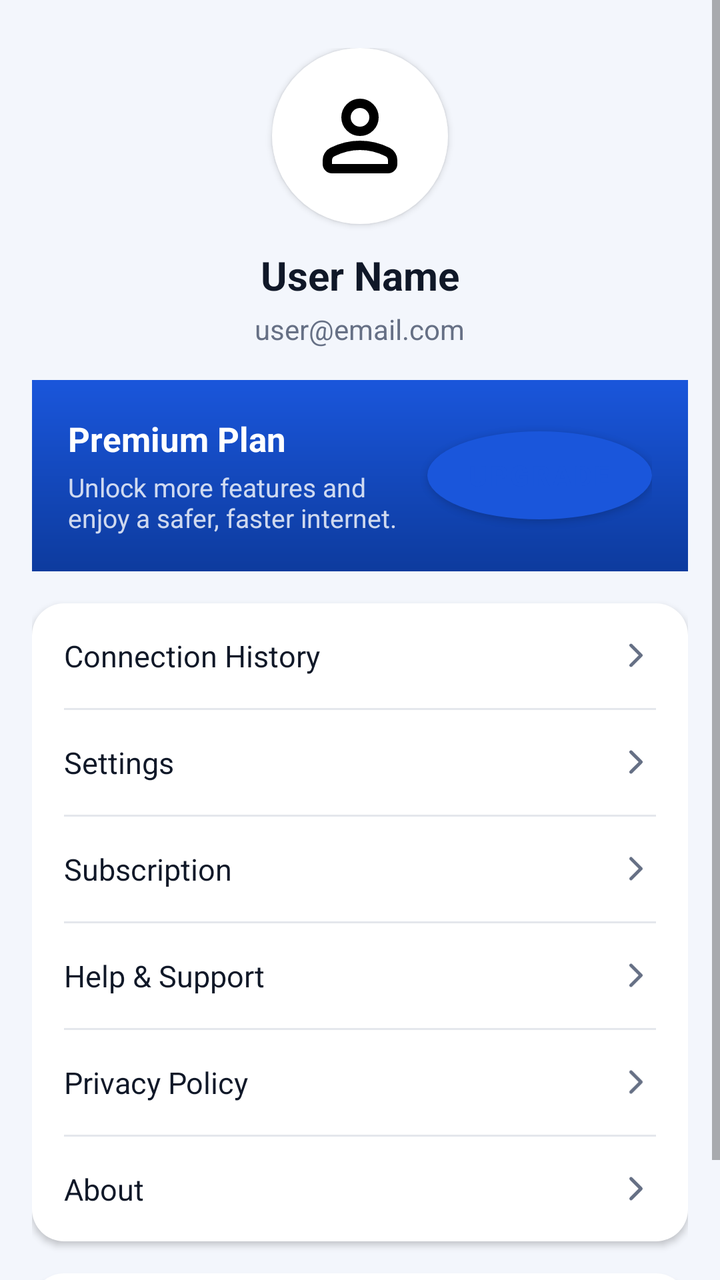
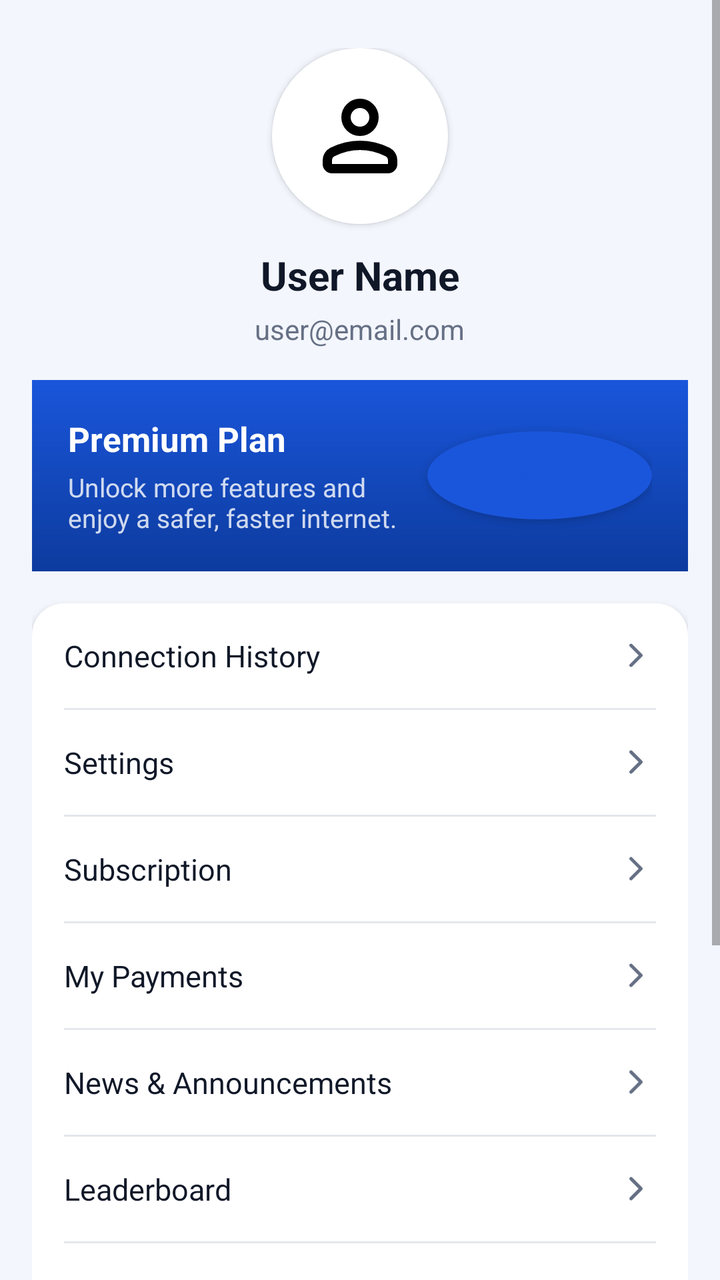

Screens rendered from an Android XML layout before and after an edit, with the pre-edit source and the edit as a unified diff.
<!-- AndroidManifest.xml: application theme AppTheme -->
<!-- res/layout/fragment_profile.xml -->
<?xml version="1.0" encoding="utf-8"?>
<ScrollView xmlns:android="http://schemas.android.com/apk/res/android"
    android:layout_width="match_parent"
    android:layout_height="match_parent"
    android:background="@color/vpn_bg"
    android:fillViewport="true">

    <LinearLayout
        android:layout_width="match_parent"
        android:layout_height="wrap_content"
        android:orientation="vertical"
        android:padding="16dp">

        
        <LinearLayout
            android:layout_width="match_parent"
            android:layout_height="wrap_content"
            android:orientation="vertical"
            android:gravity="center"
            android:layout_marginTop="8dp"
            android:layout_marginBottom="16dp">

            <ImageView
                android:id="@+id/iv_avatar"
                android:layout_width="88dp"
                android:layout_height="88dp"
                android:src="@drawable/ic_person"
                android:background="@drawable/circle_fill_white"
                android:padding="16dp"
                android:elevation="2dp"
                android:contentDescription="@string/profile" />

            <TextView
                android:id="@+id/tv_user_name"
                android:layout_width="wrap_content"
                android:layout_height="wrap_content"
                android:text="User Name"
                android:textSize="20sp"
                android:textStyle="bold"
                android:textColor="@color/vpn_text_primary"
                android:layout_marginTop="12dp" />

            <TextView
                android:id="@+id/tv_user_email"
                android:layout_width="wrap_content"
                android:layout_height="wrap_content"
                android:text="user@email.com"
                android:textSize="14sp"
                android:textColor="@color/vpn_text_secondary"
                android:layout_marginTop="4dp" />

        </LinearLayout>

        
        <LinearLayout
            android:layout_width="match_parent"
            android:layout_height="wrap_content"
            android:background="@drawable/bg_gradient_blue"
            android:orientation="horizontal"
            android:gravity="center_vertical"
            android:padding="18dp"
            android:layout_marginBottom="16dp">

            <LinearLayout
                android:layout_width="0dp"
                android:layout_height="wrap_content"
                android:layout_weight="1"
                android:orientation="vertical">

                <TextView
                    android:layout_width="wrap_content"
                    android:layout_height="wrap_content"
                    android:text="@string/premium_plan"
                    android:textSize="17sp"
                    android:textStyle="bold"
                    android:textColor="@color/white" />

                <TextView
                    android:id="@+id/tv_premium_subtitle"
                    android:layout_width="wrap_content"
                    android:layout_height="wrap_content"
                    android:text="@string/premium_upsell_subtitle"
                    android:textSize="13sp"
                    android:textColor="#CCFFFFFF"
                    android:layout_marginTop="4dp" />

            </LinearLayout>

            <Button
                android:id="@+id/btn_upgrade"
                android:layout_width="wrap_content"
                android:layout_height="44dp"
                android:minWidth="0dp"
                android:paddingHorizontal="20dp"
                android:text="@string/upgrade"
                android:textSize="14sp"
                android:textStyle="bold"
                android:textColor="@color/vpn_blue"
                android:background="@drawable/circle_fill_white" />

        </LinearLayout>

        
        <LinearLayout
            android:layout_width="match_parent"
            android:layout_height="wrap_content"
            android:background="@drawable/card_rounded_16"
            android:orientation="vertical"
            android:elevation="2dp"
            android:layout_marginBottom="16dp">

            <LinearLayout
                android:id="@+id/row_history"
                android:layout_width="match_parent"
                android:layout_height="wrap_content"
                android:orientation="horizontal"
                android:gravity="center_vertical"
                android:padding="16dp"
                android:foreground="?android:attr/selectableItemBackground"
                android:clickable="true"
                android:focusable="true">

                <TextView
                    android:layout_width="0dp"
                    android:layout_height="wrap_content"
                    android:layout_weight="1"
                    android:text="@string/connection_history"
                    android:textSize="15sp"
                    android:textColor="@color/vpn_text_primary" />

                <ImageView
                    android:layout_width="20dp"
                    android:layout_height="20dp"
                    android:src="@drawable/ic_chevron_right"
                    android:tint="@color/vpn_text_secondary" />

            </LinearLayout>

            <View
                android:layout_width="match_parent"
                android:layout_height="1dp"
                android:background="@color/vpn_divider"
                android:layout_marginHorizontal="16dp" />

            <LinearLayout
                android:id="@+id/row_settings"
                android:layout_width="match_parent"
                android:layout_height="wrap_content"
                android:orientation="horizontal"
                android:gravity="center_vertical"
                android:padding="16dp"
                android:foreground="?android:attr/selectableItemBackground"
                android:clickable="true"
                android:focusable="true">

                <TextView
                    android:layout_width="0dp"
                    android:layout_height="wrap_content"
                    android:layout_weight="1"
                    android:text="@string/settings"
                    android:textSize="15sp"
                    android:textColor="@color/vpn_text_primary" />

                <ImageView
                    android:layout_width="20dp"
                    android:layout_height="20dp"
                    android:src="@drawable/ic_chevron_right"
                    android:tint="@color/vpn_text_secondary" />

            </LinearLayout>

            <View
                android:layout_width="match_parent"
                android:layout_height="1dp"
                android:background="@color/vpn_divider"
                android:layout_marginHorizontal="16dp" />

            <LinearLayout
                android:id="@+id/row_subscription"
                android:layout_width="match_parent"
                android:layout_height="wrap_content"
                android:orientation="horizontal"
                android:gravity="center_vertical"
                android:padding="16dp"
                android:foreground="?android:attr/selectableItemBackground"
                android:clickable="true"
                android:focusable="true">

                <TextView
                    android:layout_width="0dp"
                    android:layout_height="wrap_content"
                    android:layout_weight="1"
                    android:text="@string/subscription"
                    android:textSize="15sp"
                    android:textColor="@color/vpn_text_primary" />

                <ImageView
                    android:layout_width="20dp"
                    android:layout_height="20dp"
                    android:src="@drawable/ic_chevron_right"
                    android:tint="@color/vpn_text_secondary" />

            </LinearLayout>

            <View
                android:layout_width="match_parent"
                android:layout_height="1dp"
                android:background="@color/vpn_divider"
                android:layout_marginHorizontal="16dp" />

            <LinearLayout
                android:id="@+id/row_help"
                android:layout_width="match_parent"
                android:layout_height="wrap_content"
                android:orientation="horizontal"
                android:gravity="center_vertical"
                android:padding="16dp"
                android:foreground="?android:attr/selectableItemBackground"
                android:clickable="true"
                android:focusable="true">

                <TextView
                    android:layout_width="0dp"
                    android:layout_height="wrap_content"
                    android:layout_weight="1"
                    android:text="@string/help_support"
                    android:textSize="15sp"
                    android:textColor="@color/vpn_text_primary" />

                <ImageView
                    android:layout_width="20dp"
                    android:layout_height="20dp"
                    android:src="@drawable/ic_chevron_right"
                    android:tint="@color/vpn_text_secondary" />

            </LinearLayout>

            <View
                android:layout_width="match_parent"
                android:layout_height="1dp"
                android:background="@color/vpn_divider"
                android:layout_marginHorizontal="16dp" />

            <LinearLayout
                android:id="@+id/row_privacy"
                android:layout_width="match_parent"
                android:layout_height="wrap_content"
                android:orientation="horizontal"
                android:gravity="center_vertical"
                android:padding="16dp"
                android:foreground="?android:attr/selectableItemBackground"
                android:clickable="true"
                android:focusable="true">

                <TextView
                    android:layout_width="0dp"
                    android:layout_height="wrap_content"
                    android:layout_weight="1"
                    android:text="@string/privacy_policy"
                    android:textSize="15sp"
                    android:textColor="@color/vpn_text_primary" />

                <ImageView
                    android:layout_width="20dp"
                    android:layout_height="20dp"
                    android:src="@drawable/ic_chevron_right"
                    android:tint="@color/vpn_text_secondary" />

            </LinearLayout>

            <View
                android:layout_width="match_parent"
                android:layout_height="1dp"
                android:background="@color/vpn_divider"
                android:layout_marginHorizontal="16dp" />

            <LinearLayout
                android:id="@+id/row_about"
                android:layout_width="match_parent"
                android:layout_height="wrap_content"
                android:orientation="horizontal"
                android:gravity="center_vertical"
                android:padding="16dp"
                android:foreground="?android:attr/selectableItemBackground"
                android:clickable="true"
                android:focusable="true">

                <TextView
                    android:layout_width="0dp"
                    android:layout_height="wrap_content"
                    android:layout_weight="1"
                    android:text="@string/about"
                    android:textSize="15sp"
                    android:textColor="@color/vpn_text_primary" />

                <ImageView
                    android:layout_width="20dp"
                    android:layout_height="20dp"
                    android:src="@drawable/ic_chevron_right"
                    android:tint="@color/vpn_text_secondary" />

            </LinearLayout>

        </LinearLayout>

        
        <LinearLayout
            android:id="@+id/row_logout"
            android:layout_width="match_parent"
            android:layout_height="wrap_content"
            android:background="@drawable/card_rounded_16"
            android:orientation="horizontal"
            android:gravity="center"
            android:padding="16dp"
            android:elevation="2dp"
            android:foreground="?android:attr/selectableItemBackground"
            android:clickable="true"
            android:focusable="true">

            <TextView
                android:layout_width="wrap_content"
                android:layout_height="wrap_content"
                android:text="@string/logout"
                android:textSize="16sp"
                android:textStyle="bold"
                android:textColor="@color/vpn_red" />

        </LinearLayout>

    </LinearLayout>

</ScrollView>
<!-- resources referenced by this layout -->
<resources>
  <color name="vpn_bg">#f3f6fc</color>
  <color name="vpn_blue">#1a56db</color>
  <color name="vpn_divider">#e4e7ec</color>
  <color name="vpn_red">#ef4444</color>
  <color name="vpn_text_primary">#101828</color>
  <color name="vpn_text_secondary">#667085</color>
  <color name="white">#FFFFFF</color>
  <!-- drawable bg_gradient_blue (drawable) -->
  <?xml version="1.0" encoding="utf-8"?>
  <shape xmlns:android="http://schemas.android.com/apk/res/android"
      android:shape="rectangle">
      <gradient
          android:angle="270"
          android:startColor="@color/vpn_blue"
          android:endColor="@color/vpn_blue_dark" />
  </shape>
  <!-- drawable card_rounded_16 (drawable) -->
  <?xml version="1.0" encoding="utf-8"?>
  <shape xmlns:android="http://schemas.android.com/apk/res/android"
      android:shape="rectangle">
      <solid android:color="@color/white" />
      <corners android:radius="16dp" />
  </shape>
  <!-- drawable circle_fill_white (drawable) -->
  <?xml version="1.0" encoding="utf-8"?>
  <shape xmlns:android="http://schemas.android.com/apk/res/android"
      android:shape="oval">
      <solid android:color="@color/white" />
  </shape>
  <!-- drawable ic_chevron_right (drawable) -->
  <vector xmlns:android="http://schemas.android.com/apk/res/android"
      android:width="24dp"
      android:height="24dp"
      android:viewportWidth="24"
      android:viewportHeight="24">
      <path
          android:strokeColor="#FF000000"
          android:strokeWidth="2"
          android:strokeLineCap="round"
          android:strokeLineJoin="round"
          android:pathData="M9,6 l6,6 -6,6" />
  </vector>
  <!-- drawable ic_person (drawable) -->
  <vector xmlns:android="http://schemas.android.com/apk/res/android"
      android:width="24dp" android:height="24dp"
      android:viewportWidth="960" android:viewportHeight="960">
      <group android:translateY="960">
          <path android:fillColor="#FF000000" android:pathData="M480-480q-66 0-113-47t-47-113q0-66 47-113t113-47q66 0 113 47t47 113q0 66-47 113t-113 47ZM160-240v-32q0-34 17.5-62.5T224-378q62-31 126-46.5T480-440q66 0 130 15.5T736-378q29 15 46.5 43.5T800-272v32q0 33-23.5 56.5T720-160H240q-33 0-56.5-23.5T160-240Zm80 0h480v-32q0-11-5.5-20T700-306q-54-27-109-40.5T480-360q-56 0-111 13.5T260-306q-9 5-14.5 14t-5.5 20v32Zm240-320q33 0 56.5-23.5T560-640q0-33-23.5-56.5T480-720q-33 0-56.5 23.5T400-640q0 33 23.5 56.5T480-560Zm0-80Zm0 400Z"/>
      </group>
  </vector>
  <string name="about">About</string>
  <string name="connection_history">Connection History</string>
  <string name="help_support">Help &amp; Support</string>
  <string name="logout">Logout</string>
  <string name="premium_plan">Premium Plan</string>
  <string name="premium_upsell_subtitle">Unlock more features and enjoy a safer, faster internet.</string>
  <string name="privacy_policy">Privacy Policy</string>
  <string name="profile">Profile</string>
  <string name="settings">Settings</string>
  <string name="subscription">Subscription</string>
  <string name="upgrade">Upgrade</string>
  <style name="AppTheme" parent="Theme.MaterialComponents.Light.NoActionBar">
          <item name="colorPrimary">@color/vpn_blue</item>
          <item name="colorPrimaryVariant">@color/vpn_blue_dark</item>
          <item name="colorPrimaryDark">@color/vpn_blue_dark</item>
          <item name="colorAccent">@color/vpn_blue</item>
          <item name="colorSecondary">@color/vpn_green</item>
          <item name="android:statusBarColor">@color/vpn_blue_dark</item>
          <item name="android:navigationBarColor">@color/white</item>
          <item name="android:windowBackground">@color/vpn_bg</item>
          <item name="android:windowLightStatusBar">false</item>
      </style>
  <color name="vpn_blue_dark">#0d3b9e</color>
  <color name="vpn_green">#22c55e</color>
</resources>

<!-- the commit's change to res/layout/fragment_profile.xml (unified diff, before → after) -->
@@ -191,6 +191,108 @@
                     android:layout_height="wrap_content"
                     android:layout_weight="1"
                     android:text="@string/subscription"
+                    android:textSize="15sp"
+                    android:textColor="@color/vpn_text_primary" />
+
+                <ImageView
+                    android:layout_width="20dp"
+                    android:layout_height="20dp"
+                    android:src="@drawable/ic_chevron_right"
+                    android:tint="@color/vpn_text_secondary" />
+
+            </LinearLayout>
+
+            <View
+                android:layout_width="match_parent"
+                android:layout_height="1dp"
+                android:background="@color/vpn_divider"
+                android:layout_marginHorizontal="16dp" />
+
+            
+            <LinearLayout
+                android:id="@+id/row_payments"
+                android:layout_width="match_parent"
+                android:layout_height="wrap_content"
+                android:orientation="horizontal"
+                android:gravity="center_vertical"
+                android:padding="16dp"
+                android:foreground="?android:attr/selectableItemBackground"
+                android:clickable="true"
+                android:focusable="true">
+
+                <TextView
+                    android:layout_width="0dp"
+                    android:layout_height="wrap_content"
+                    android:layout_weight="1"
+                    android:text="@string/p1b_menu_my_payments"
+                    android:textSize="15sp"
+                    android:textColor="@color/vpn_text_primary" />
+
+                <ImageView
+                    android:layout_width="20dp"
+                    android:layout_height="20dp"
+                    android:src="@drawable/ic_chevron_right"
+                    android:tint="@color/vpn_text_secondary" />
+
+            </LinearLayout>
+
+            <View
+                android:layout_width="match_parent"
+                android:layout_height="1dp"
+                android:background="@color/vpn_divider"
+                android:layout_marginHorizontal="16dp" />
+
+            
+            <LinearLayout
+                android:id="@+id/row_blog"
+                android:layout_width="match_parent"
+                android:layout_height="wrap_content"
+                android:orientation="horizontal"
+                android:gravity="center_vertical"
+                android:padding="16dp"
+                android:foreground="?android:attr/selectableItemBackground"
+                android:clickable="true"
+                android:focusable="true">
+
+                <TextView
+                    android:layout_width="0dp"
+                    android:layout_height="wrap_content"
+                    android:layout_weight="1"
+                    android:text="@string/p1b_menu_blog"
+                    android:textSize="15sp"
+                    android:textColor="@color/vpn_text_primary" />
+
+                <ImageView
+                    android:layout_width="20dp"
+                    android:layout_height="20dp"
+                    android:src="@drawable/ic_chevron_right"
+                    android:tint="@color/vpn_text_secondary" />
+
+            </LinearLayout>
+
+            <View
+                android:layout_width="match_parent"
+                android:layout_height="1dp"
+                android:background="@color/vpn_divider"
+                android:layout_marginHorizontal="16dp" />
+
+            
+            <LinearLayout
+                android:id="@+id/row_leaderboard"
+                android:layout_width="match_parent"
+                android:layout_height="wrap_content"
+                android:orientation="horizontal"
+                android:gravity="center_vertical"
+                android:padding="16dp"
+                android:foreground="?android:attr/selectableItemBackground"
+                android:clickable="true"
+                android:focusable="true">
+
+                <TextView
+                    android:layout_width="0dp"
+                    android:layout_height="wrap_content"
+                    android:layout_weight="1"
+                    android:text="@string/p1b_menu_leaderboard"
                     android:textSize="15sp"
                     android:textColor="@color/vpn_text_primary" />
 
<!-- resource entries referenced after the edit -->
@@ -54,6 +54,9 @@
   <string name="connection_history">Connection History</string>
   <string name="help_support">Help &amp; Support</string>
   <string name="logout">Logout</string>
+  <string name="p1b_menu_blog">News &amp; Announcements</string>
+  <string name="p1b_menu_leaderboard">Leaderboard</string>
+  <string name="p1b_menu_my_payments">My Payments</string>
   <string name="premium_plan">Premium Plan</string>
   <string name="premium_upsell_subtitle">Unlock more features and enjoy a safer, faster internet.</string>
   <string name="privacy_policy">Privacy Policy</string>
